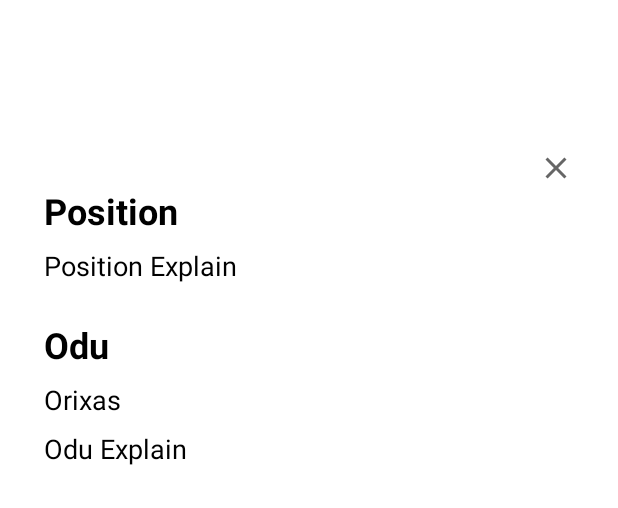
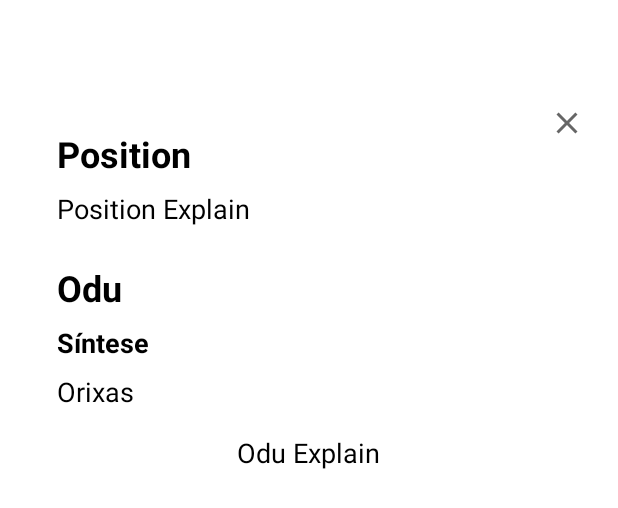
Before and after one commit to besugos/AfroCabala, an Android app: the layout detail_dialog.xml on its own in the app's theme, with its tools: preview values and no code run, on a phone screen of 412 x 824 dp. Shown: the top 508 px of the screen. Run offline under Robolectric (Android 15) with nearby library versions, the phone set to English and light mode, and no system bars; Roboto replaces fonts that are not available here.

Commit message:
Finished main features and database

```diff
--- a/app/src/main/AndroidManifest.xml
+++ b/app/src/main/AndroidManifest.xml
@@ -1,6 +1,8 @@
 <?xml version="1.0" encoding="utf-8"?>
 <manifest xmlns:android="http://schemas.android.com/apk/res/android"
     package="com.besugos.afrocabala">
+
+    <uses-feature android:name="android.hardware.screen.portrait" />
 
     <application
         android:allowBackup="true"
@@ -8,6 +10,7 @@
         android:label="@string/app_name"
         android:roundIcon="@mipmap/ic_launcher_round"
         android:supportsRtl="true"
+        android:screenOrientation="nosensor"
         android:theme="@style/Theme.AfroCabala">
         <activity android:name=".DetailActivity"></activity>
         <activity android:name=".MainActivity">
--- a/app/src/main/res/layout/activity_main.xml
+++ b/app/src/main/res/layout/activity_main.xml
@@ -10,7 +10,8 @@
     android:layout_gravity="center_horizontal"
     android:gravity="center_horizontal"
     android:background="@color/cardview_dark_background"
-    android:padding="16dp">
+    android:padding="16dp"
+    android:screenOrientation="portrait" >
 
     <TextView
         android:id="@+id/txtDate"
--- a/app/src/main/res/layout/detail_dialog.xml
+++ b/app/src/main/res/layout/detail_dialog.xml
@@ -2,29 +2,28 @@
 
 <FrameLayout xmlns:android="http://schemas.android.com/apk/res/android"
     xmlns:app="http://schemas.android.com/apk/res-auto"
-    android:padding="8dp"
+    android:paddingHorizontal="8dp"
     android:layout_width="400dp"
     android:layout_height="700dp"
     android:orientation="vertical"
     android:layout_gravity="center"
+    android:screenOrientation="portrait"
     >
+
+    <ImageView
+        android:id="@+id/btn_yes"
+        android:layout_width="24dp"
+        android:layout_height="24dp"
+        android:layout_margin="8dp"
+        android:layout_gravity="end"
+        android:src="@drawable/ic_baseline_close_24" />
 
     <LinearLayout
             android:id="@+id/main"
             android:layout_width="match_parent"
             android:layout_height="match_parent"
-            android:layout_marginLeft="15dp"
-            android:layout_marginTop="30dp"
-            android:layout_marginRight="15dp"
-            android:layout_marginBottom="30dp"
+            android:layout_margin="24dp"
             android:orientation="vertical">
-
-            <ImageView
-                android:id="@+id/btn_yes"
-                android:layout_width="24dp"
-                android:layout_height="24dp"
-                android:layout_gravity="end"
-                android:src="@drawable/ic_baseline_close_24" />
 
             <TextView
                 android:id="@+id/tvTitle"
@@ -55,6 +54,16 @@
                 android:textColor="@color/black" />
 
             <TextView
+                android:id="@+id/tvOduSintese"
+                android:layout_width="wrap_content"
+                android:layout_height="wrap_content"
+                android:layout_marginTop="8dp"
+                android:text="Síntese"
+                android:textSize="18sp"
+                android:textStyle="bold"
+                android:textColor="@color/black" />
+
+            <TextView
                 android:id="@+id/tvOduOrixas"
                 android:layout_width="wrap_content"
                 android:layout_height="wrap_content"
@@ -63,6 +72,12 @@
                 android:textSize="18sp"
                 android:textColor="@color/black" />
 
+            <ScrollView
+                android:layout_width="match_parent"
+                android:layout_height="match_parent"
+                android:layout_marginTop="8dp"
+                >
+
                 <TextView
                     android:id="@+id/tvOduExplain"
                     android:layout_width="wrap_content"
@@ -70,9 +85,11 @@
                     android:layout_marginTop="8dp"
                     android:text="Odu Explain"
                     android:textSize="18sp"
-                android:textColor="@color/black" />
+                    android:textColor="@color/black"
+                    android:layout_gravity="center_horizontal"
+                    />
 
-
+            </ScrollView>
 
         </LinearLayout>
 
```
Also changed, not shown: app/src/main/java/com/besugos/afrocabala/Database.kt (+74 -28 lines), app/src/main/java/com/besugos/afrocabala/MainActivity.kt (+35 -1 lines). Lines whose indentation alone changed are shown as unchanged.
